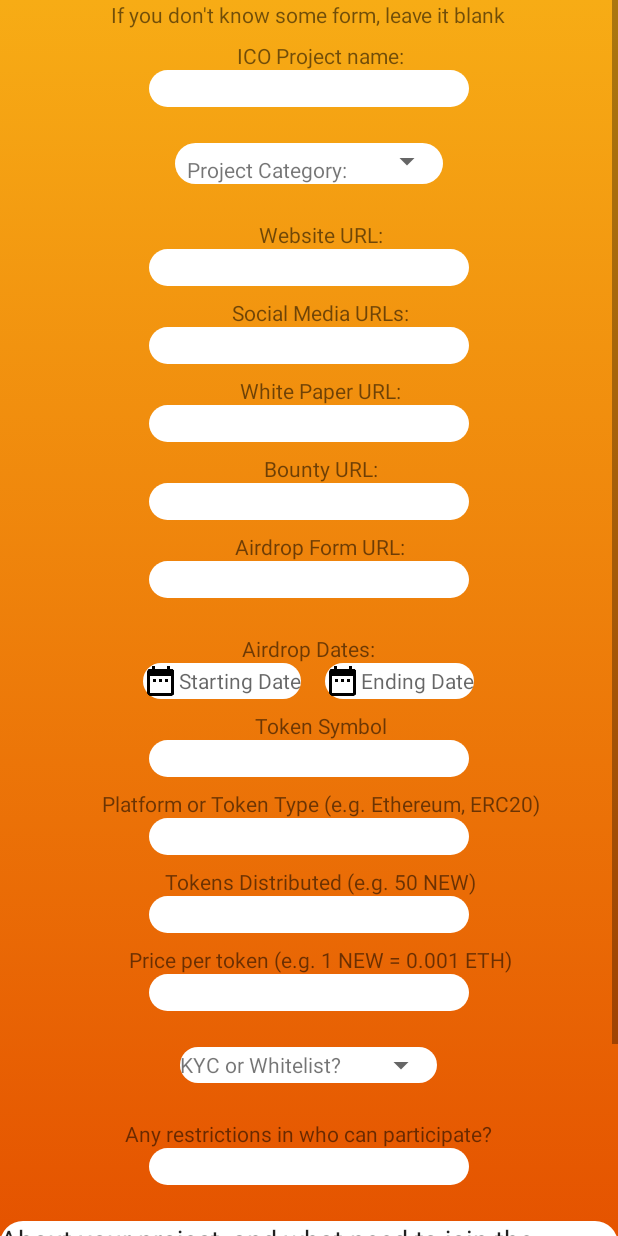
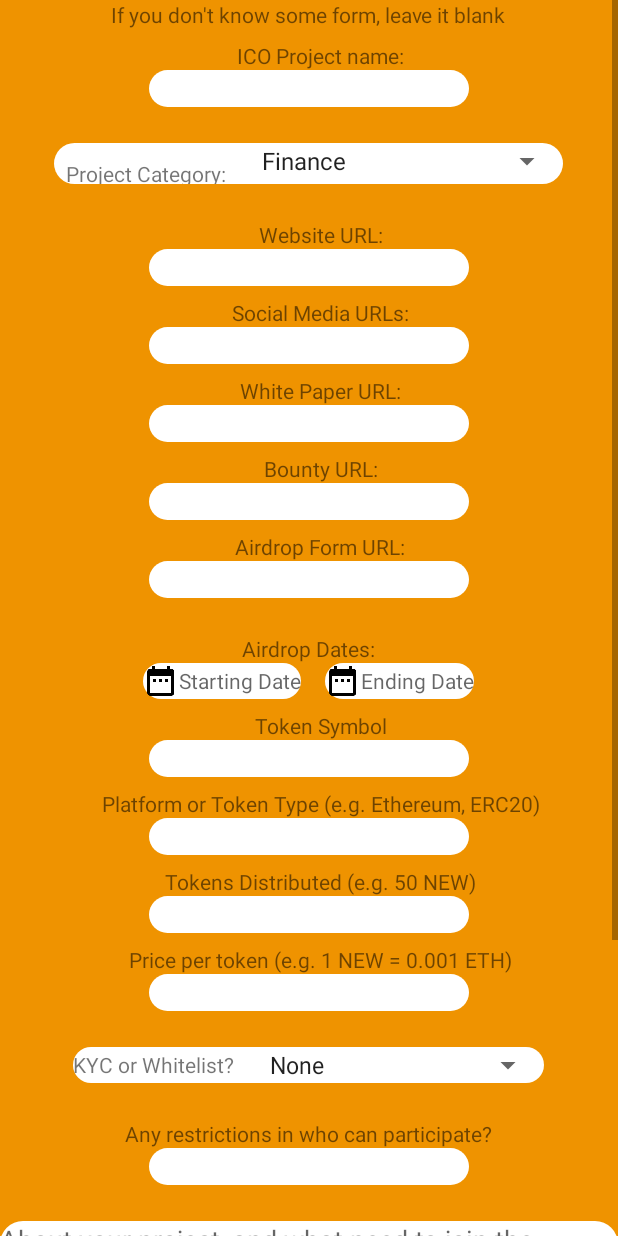
Before and after one commit to ofir-bar/wholecrypto_airdrops, an Android app: the newAirdropForm screen opened directly, with no data from a screen before it, on a phone screen of 412 x 824 dp. Run offline under Robolectric (Android 15) with nearby library versions, the phone set to English and light mode, and no system bars; our stand-ins replace Firebase (no records; nobody signed in at launch, a user with empty details on screens opened directly).

Commit message:
created list airdrop form, the form successfully communicate with firebase -  it sends blank airdrop

```diff
--- a/app/src/main/java/com/wholecrypto/airdrops/newAirdropForm.java
+++ b/app/src/main/java/com/wholecrypto/airdrops/newAirdropForm.java
@@ -3,26 +3,291 @@ package com.wholecrypto.airdrops;
 import android.support.v7.app.AppCompatActivity;
 import android.os.Bundle;
 import android.view.View;
+import android.widget.ArrayAdapter;
+import android.widget.Button;
+import android.widget.CheckBox;
 import android.widget.EditText;
+import android.widget.Spinner;
+import android.widget.Toast;
 
-import com.mukesh.countrypicker.Country;
-import com.mukesh.countrypicker.CountryPicker;
-import com.mukesh.countrypicker.OnCountryPickerListener;
+import com.google.firebase.database.DatabaseReference;
+import com.google.firebase.database.FirebaseDatabase;
 
 public class newAirdropForm extends AppCompatActivity {
+
+
+    //References
+
+
+    //Widgets
+    EditText projectNameRef;
+    Spinner projectCategoryRef;
+    EditText websiteURLRef;
+
+    EditText socialMediaRef;
+    EditText whitePaperRef;
+    EditText bountyRef;
+    EditText airdropFormRef;
+
+    EditText startDateRef;
+    setDate startDateDialog;
+    EditText endDateRef;
+    setDate endDateDialog;
+
+    EditText tokenSymbolRef;
+    EditText platformRef; //e.g. 'ERC20' or 'Ethereum'
+    EditText tokenDistributedRef;
+    EditText pricePerTokenRef;
+
+    Spinner kycOrWhitelistRef;
+
+    EditText restrictionsRef;
+    EditText aboutRef;
+
+    CheckBox premiumRef;
+    CheckBox termsRef;
+
+    //Variables
+
+    String projectName;
+    String projectCategory;
+    String websiteURL;
+
+    String socialMedia;
+    String whitePaper;
+    String bounty;
+    String airdropForm;
+
+    String startDate;
+    String endDate;
+
+    String tokenSymbol;
+    String platform;
+    String tokenDistributed;
+    String pricePerToken;
+
+    String kycOrWhitelist;
+
+    String restrictions;
+    String about;
+
+    boolean isPremium;
+    boolean isTermsApproved;
+
+
+    // Firebase instance variables
+    private FirebaseDatabase aFirebaseDatabase;
+    private DatabaseReference aAirdropsDatabaseReference;
+
 
     @Override
     protected void onCreate(Bundle savedInstanceState) {
         super.onCreate(savedInstanceState);
         setContentView(R.layout.activity_new_airdrop_form);
 
-        EditText startDate = findViewById(R.id.startDate);
-        EditText endDate = findViewById(R.id.endDate);
+        aFirebaseDatabase = FirebaseDatabase.getInstance();
+        aAirdropsDatabaseReference= aFirebaseDatabase.getReference().child("airdrops");
 
-        setDate startDateDialog = new setDate(startDate,this);
-        setDate endDateDialog = new setDate(endDate,this);
+
+        startDateRef = findViewById(R.id.startDate);
+        endDateRef = findViewById(R.id.endDate);
+        startDateDialog = new setDate(startDateRef,this);
+        endDateDialog = new setDate(endDateRef,this);
+
+
+        Spinner projectCategorySpinner = findViewById(R.id.projectCategory);
+// Create an ArrayAdapter using the string array and a default spinner layout
+        ArrayAdapter<CharSequence> projectCategoryAdapter = ArrayAdapter.createFromResource(this,
+                R.array.project_category, android.R.layout.simple_spinner_item);
+// Specify the layout to use when the list of choices appears
+        projectCategoryAdapter.setDropDownViewResource(android.R.layout.simple_spinner_dropdown_item);
+// Apply the adapter to the spinner
+        projectCategorySpinner.setAdapter(projectCategoryAdapter);
+
+
+        Spinner kycOrWhitelistSpinner = findViewById(R.id.kycOrWhitelist);
+        ArrayAdapter<CharSequence> kycOrWhitelistAdapter = ArrayAdapter.createFromResource(this,
+                R.array.kyc_or_whitelist, android.R.layout.simple_spinner_item);
+        kycOrWhitelistAdapter.setDropDownViewResource(android.R.layout.simple_spinner_dropdown_item);
+        kycOrWhitelistSpinner.setAdapter(kycOrWhitelistAdapter);
+
+        Button submitAirdrop = findViewById(R.id.sendAirdrop);
+        submitAirdrop.setOnClickListener(new View.OnClickListener() {
+            @Override
+            public void onClick(View v) {
+                createAirdrop();
+            }
+        });
 
 
 
     }
+
+
+
+    //get data from the user form, create a new airdrop object.
+    //it also launch an in-app purchase flow. if purchase succeed, push airdrop to db for manual inspection.
+
+    private void createAirdrop(){
+
+        //Widgets
+        projectNameRef = findViewById(R.id.icoProjectName);
+        projectCategoryRef = findViewById(R.id.projectCategory);
+        websiteURLRef = findViewById(R.id.websiteURL);
+
+        socialMediaRef = findViewById(R.id.socialMediaURL);
+        whitePaperRef = findViewById(R.id.whitepaperURL);
+        bountyRef = findViewById(R.id.bountyURL);
+        airdropFormRef = findViewById(R.id.airdropFormURL);
+
+        startDateRef = findViewById(R.id.startDate);
+        endDateRef = findViewById(R.id.endDate);
+
+        tokenSymbolRef = findViewById(R.id.tokenSymbol);
+        platformRef = findViewById(R.id.projectPlatform); //e.g. 'ERC20' or 'Ethereum'
+        tokenDistributedRef = findViewById(R.id.tokensDistributed);
+        pricePerTokenRef = findViewById(R.id.pricePerToken);
+
+        kycOrWhitelistRef = findViewById(R.id.kycOrWhitelist);
+
+        restrictionsRef = findViewById(R.id.restrictions);
+        aboutRef = findViewById(R.id.about);
+
+        premiumRef = findViewById(R.id.premium);
+        termsRef = findViewById(R.id.terms);
+
+
+
+
+        //Initialize the forms
+        projectName = projectNameRef.getText().toString();
+        projectCategory = projectCategoryRef.getSelectedItem().toString();
+        websiteURL = websiteURLRef.getText().toString();
+
+        socialMedia = socialMediaRef.getText().toString();
+        whitePaper = whitePaperRef.getText().toString();
+        bounty = bountyRef.getText().toString();
+        airdropForm = airdropFormRef.getText().toString();
+
+        startDate = startDateRef.getText().toString();
+        endDate = endDateRef.getText().toString();
+
+        tokenSymbol = tokenSymbolRef.getText().toString();
+        platform = platformRef.getText().toString(); //e.g. 'ERC20' or 'Ethereum'
+        tokenDistributed = tokenDistributedRef.getText().toString();
+        pricePerToken = pricePerTokenRef.getText().toString();
+
+       kycOrWhitelist = kycOrWhitelistRef.getSelectedItem().toString();
+
+        restrictions = restrictionsRef.getText().toString();
+        about = aboutRef.getText().toString();
+
+        isPremium = premiumRef.isChecked();
+        isTermsApproved = termsRef.isChecked();
+
+        if(checkFormLogicIsValid()){
+            //Create the airdrop object
+            Airdrop newAirdrop = new Airdrop("Success");
+
+            aAirdropsDatabaseReference.push().setValue(newAirdrop);//add a success listener
+            Toast toast = (Toast.makeText(this,"Form Sent Successfully",Toast.LENGTH_SHORT));
+            toast.show();
+
+
+            clearForm();
+
+        }
+
+    }
+
+
+//Check logic for mandatory fields
+    private boolean checkFormLogicIsValid() {
+
+
+        //Check if blank, or contain any unrelevant stuff
+        if (projectName.isEmpty()) {
+            Toast toast = (Toast.makeText(this, "Project Name is empty", Toast.LENGTH_SHORT));
+            toast.show();
+            return false;
+        }
+
+        if(startDate.isEmpty()){
+            Toast toast = (Toast.makeText(this, "Starting Date is empty", Toast.LENGTH_SHORT));
+            toast.show();
+            return false;
+        }
+
+        if (tokenSymbol.isEmpty()) {
+            Toast toast = (Toast.makeText(this, "Token Symbol is empty", Toast.LENGTH_SHORT));
+            toast.show();
+            return false;
+        }
+
+
+        if (tokenDistributed.isEmpty()) {
+            Toast toast = (Toast.makeText(this, "Tokens distributed amount is empty", Toast.LENGTH_SHORT));
+            toast.show();
+            return false;
+        }
+
+        if(pricePerToken.isEmpty()){
+            Toast toast = (Toast.makeText(this, "Price per token is empty", Toast.LENGTH_SHORT));
+            toast.show();
+            return false;
+        }
+
+        //check if description is more than 300 chars or is empty
+        if(about.length() > 300 || about.isEmpty()){
+            Toast toast = (Toast.makeText(this, "Description is empty or exceed 300 characters", Toast.LENGTH_SHORT));
+            toast.show();
+            return false;
+        }
+
+        if (!isTermsApproved) {
+            Toast toast = (Toast.makeText(this, "You must accept the terms of service in order to publish airdrop", Toast.LENGTH_SHORT));
+            toast.show();
+            return false;
+        }
+
+        return true;
+    }
+
+
+
+    private void clearForm(){
+
+        projectNameRef.setText("");
+        projectCategoryRef.setVisibility(View.GONE);
+        projectCategoryRef.setSelection(-1);
+
+        websiteURLRef.setText("");
+
+        socialMediaRef.setText("");
+        whitePaperRef.setText("");
+        bountyRef.setText("");
+        airdropFormRef.setText("");
+
+        startDateRef.setText("");
+        endDateRef.setText("");
+
+        tokenSymbolRef.setText("");
+        platformRef.setText("");
+        tokenDistributedRef.setText("");
+        pricePerTokenRef.setText("");
+
+        kycOrWhitelistRef.setVisibility(View.GONE);
+        kycOrWhitelistRef.setSelection(-1);
+
+        restrictionsRef.setText("");
+        aboutRef.setText("");
+
+        premiumRef.setChecked(false);
+        termsRef.setChecked(false);
+    }
+
+
+
+
+
 }
--- a/app/src/main/res/layout/activity_new_airdrop_form.xml
+++ b/app/src/main/res/layout/activity_new_airdrop_form.xml
@@ -5,7 +5,7 @@
     android:layout_width="match_parent"
     android:layout_height="match_parent"
     tools:context=".newAirdropForm"
-    android:background="@drawable/publish_airdrop_gradient_background">
+    android:background="@color/colorPrimaryDark">
 
 <LinearLayout
     android:layout_width="match_parent"
@@ -28,7 +28,7 @@
             android:layout_gravity="center"
             android:layout_marginTop="8dp"
             android:layout_marginStart="8dp"
-            android:id="@+id/icoProjectName"
+            android:id="@+id/icoProjectNameHeader"
             android:layout_width="wrap_content"
             android:layout_height="wrap_content"
             android:text="@string/ico_name" />
@@ -36,7 +36,7 @@
         <EditText
             android:background="@drawable/rounded_edittext"
             android:layout_gravity="center"
-            android:id="@+id/icoProjectNameText"
+            android:id="@+id/icoProjectName"
             android:layout_width="wrap_content"
             android:layout_height="wrap_content"
             android:ems="10"
@@ -56,14 +56,14 @@
         <TextView
             android:layout_marginTop="8dp"
             android:layout_marginStart="8dp"
-            android:id="@+id/categoryText"
+            android:id="@+id/projectCategoryHeader"
             android:layout_width="wrap_content"
             android:layout_height="wrap_content"
             android:text="@string/project_category" />
 
         <Spinner
             android:layout_marginStart="16dp"
-            android:id="@+id/category"
+            android:id="@+id/projectCategory"
             android:layout_width="wrap_content"
             android:layout_height="wrap_content" />
 
@@ -76,7 +76,7 @@
             android:layout_gravity="center"
             android:layout_marginTop="24dp"
             android:layout_marginStart="8dp"
-            android:id="@+id/websiteURL"
+            android:id="@+id/websiteURLHeader"
             android:layout_width="wrap_content"
             android:layout_height="wrap_content"
             android:text="@string/website_url"/>
@@ -84,7 +84,7 @@
         <EditText
             android:background="@drawable/rounded_edittext"
             android:layout_gravity="center"
-            android:id="@+id/websiteURLText"
+            android:id="@+id/websiteURL"
             android:layout_width="wrap_content"
             android:layout_height="wrap_content"
             android:ems="10"
@@ -97,7 +97,7 @@
         android:layout_gravity="center"
         android:layout_marginTop="8dp"
             android:layout_marginStart="8dp"
-            android:id="@+id/socialMediaURL"
+            android:id="@+id/socialMediaURLHeader"
             android:layout_width="wrap_content"
             android:layout_height="wrap_content"
             android:text="@string/social_media_url" />
@@ -105,7 +105,7 @@
         <EditText
             android:background="@drawable/rounded_edittext"
             android:layout_gravity="center"
-            android:id="@+id/socialMediaURLText"
+            android:id="@+id/socialMediaURL"
             android:layout_width="wrap_content"
             android:layout_height="wrap_content"
             android:ems="10"
@@ -119,7 +119,7 @@
             android:layout_gravity="center"
             android:layout_marginTop="8dp"
             android:layout_marginStart="8dp"
-            android:id="@+id/whitepaperURL"
+            android:id="@+id/whitepaperURLHeader"
             android:layout_width="wrap_content"
             android:layout_height="wrap_content"
             android:text="@string/white_paper_url"/>
@@ -127,7 +127,7 @@
         <EditText
             android:background="@drawable/rounded_edittext"
             android:layout_gravity="center"
-            android:id="@+id/whitepaperURLText"
+            android:id="@+id/whitepaperURL"
             android:layout_width="wrap_content"
             android:layout_height="wrap_content"
             android:ems="10"
@@ -140,7 +140,7 @@
             android:layout_gravity="center"
             android:layout_marginTop="8dp"
             android:layout_marginStart="8dp"
-            android:id="@+id/bountyURLText"
+            android:id="@+id/bountyURLHeader"
             android:layout_width="wrap_content"
             android:layout_height="wrap_content"
             android:text="@string/bounty_url"/>
@@ -161,7 +161,7 @@
         android:layout_gravity="center"
         android:layout_marginTop="8dp"
         android:layout_marginStart="8dp"
-        android:id="@+id/airdropFormURLText"
+        android:id="@+id/airdropFormURLHeader"
         android:layout_width="wrap_content"
         android:layout_height="wrap_content"
         android:text="@string/airdrop_form_url"/>
@@ -181,7 +181,7 @@
     <TextView
         android:layout_marginTop="24dp"
         android:layout_gravity="center"
-        android:id="@+id/airdropDatesText"
+        android:id="@+id/airdropDateHeader"
         android:layout_width="wrap_content"
         android:layout_height="wrap_content"
         android:text="@string/airdrop_dates"/>
@@ -221,10 +221,10 @@
         android:layout_gravity="center"
         android:layout_marginTop="8dp"
         android:layout_marginStart="8dp"
-        android:id="@+id/tokenSymbolText"
+        android:id="@+id/tokenSymbolHeader"
         android:layout_width="wrap_content"
         android:layout_height="wrap_content"
-        android:text="@string/token_symbol"/>
+        android:text="@string/token_symbol" />
 
     <EditText
         android:background="@drawable/rounded_edittext"
@@ -233,7 +233,8 @@
         android:layout_width="wrap_content"
         android:layout_height="wrap_content"
         android:ems="10"
-        android:inputType="textUri"/>
+        android:inputType="textCapCharacters"
+        android:textAllCaps="true"/>
     <!-- Token Symbol -->
 
 
@@ -243,7 +244,7 @@
         android:layout_gravity="center"
         android:layout_marginTop="8dp"
         android:layout_marginStart="8dp"
-        android:id="@+id/projectPlatformText"
+        android:id="@+id/projectPlatformHeader"
         android:layout_width="wrap_content"
         android:layout_height="wrap_content"
         android:text="@string/project_platform"/>
@@ -262,13 +263,13 @@
 
 
 
-    <!-- Token distributed -->
+    <!-- Token distributed Amount -->
 
     <TextView
         android:layout_gravity="center"
         android:layout_marginTop="8dp"
         android:layout_marginStart="8dp"
-        android:id="@+id/tokenAmountText"
+        android:id="@+id/tokensDistributedHeader"
         android:layout_width="wrap_content"
         android:layout_height="wrap_content"
         android:text="@string/token_amount"/>
@@ -276,12 +277,13 @@
         <EditText
             android:layout_gravity="center"
             android:background="@drawable/rounded_edittext"
-            android:id="@+id/tokenAmount"
+            android:id="@+id/tokensDistributed"
             android:layout_width="wrap_content"
             android:layout_height="wrap_content"
             android:ems="10"
+            android:inputType="numberDecimal"
             />
-    <!-- Token distributed -->
+    <!-- Token distributed Amount -->
 
 
 
@@ -291,7 +293,7 @@
         android:layout_gravity="center"
         android:layout_marginTop="8dp"
         android:layout_marginStart="8dp"
-        android:id="@+id/pricePerTokenText"
+        android:id="@+id/pricePerTokenHeader"
         android:layout_width="wrap_content"
         android:layout_height="wrap_content"
         android:text="@string/price_per_token"/>
@@ -303,6 +305,7 @@
         android:layout_width="wrap_content"
         android:layout_height="wrap_content"
         android:ems="10"
+        android:inputType="numberDecimal"
         />
     <!-- Price Per Token -->
 
@@ -321,7 +324,7 @@
             android:layout_width="wrap_content"
             android:layout_height="wrap_content"
             android:text="@string/kyc_or_whitelist"
-            android:id="@+id/kycOrWhitelistText"/>
+            android:id="@+id/kycOrWhitelistHeader"/>
 
         <Spinner
             android:layout_gravity="center"
@@ -341,7 +344,7 @@
             android:layout_gravity="center"
             android:layout_width="wrap_content"
             android:layout_height="wrap_content"
-            android:id="@+id/restrictionsText"
+            android:id="@+id/restrictionsHeader"
             android:text="@string/restrictions"/>
 
         <EditText
@@ -358,22 +361,19 @@
     <EditText
         android:layout_marginTop="24dp"
         android:background="@drawable/rounded_edittext"
-        android:layout_gravity="center"
         android:id="@+id/about"
+        android:gravity="start"
         android:layout_width="match_parent"
-        android:layout_height="wrap_content"
-        android:text="@string/about"
-        android:ems="10"
+        android:layout_height="150dp"
+        android:hint="@string/about"
         android:inputType="textMultiLine" />
     <!-- About -->
 
 
     <!-- is Premium ? -->
-    <Switch
-        android:layout_gravity="center"
+    <CheckBox
         android:layout_marginTop="8dp"
-        android:layout_marginStart="8dp"
-        android:id="@+id/isPremiumSwitch"
+        android:id="@+id/premium"
         android:layout_width="wrap_content"
         android:layout_height="wrap_content"
         android:text="@string/is_premium"/>
@@ -381,16 +381,18 @@
 
 
     <CheckBox
-        android:id="@+id/checkBox"
+        android:id="@+id/terms"
         android:layout_width="match_parent"
         android:layout_height="wrap_content"
-        android:text="I accept the Terms of Service" />
+        android:text="I accept the Terms &amp; Conditions" />
 
 
     <Button
+        android:id="@+id/sendAirdrop"
         android:layout_width="wrap_content"
         android:layout_height="wrap_content"
         android:layout_gravity="center"
+        android:background="@drawable/rounded_edittext"
         android:text="Send"/>
 
 
--- a/app/src/main/res/values/strings.xml
+++ b/app/src/main/res/values/strings.xml
@@ -114,8 +114,47 @@
     <string name="restrictions">Any restrictions in who can participate?</string>
     <string name="about">About your project, and what need to join the airdrop</string>
 
+    <string-array name="project_category">
 
+        <item> Finance </item>
+        <item>Payments/Wallets</item>
+        <item>Commerce/Retail</item>
+        <item>Asset Management</item>
+        <item>Blockchain Platform</item>
+        <item>Data/Computing/AI</item>
+        <item>Gaming/AR/VR</item>
+        <item>Betting/Gambling</item>
+        <item>Media/Content</item>
+        <item>Prediction Market</item>
+        <item>Entertainment</item>
+        <item>IoT</item>
+        <item>Drugs/Health</item>
+        <item>Security/Identity</item>
+        <item>Funding/VC</item>
+        <item>Content/Advertising</item>
+        <item>Jobs/Marketplace</item>
+        <item>Real Estate</item>
+        <item>Network/Communications</item>
+        <item>Industry/Logistics</item>
+        <item>Social Network</item>
+        <item>Transportation</item>
+        <item>Energy/Utilities</item>
+        <item>Crypto Mining</item>
+        <item>Education</item>
+        <item>Insurance</item>
+        <item>Management Systems</item>
+        <item>Travel</item>
+        <item>Music/Arts</item>
+        <item>Sports</item>
 
+    </string-array>
+
+    <string-array name="kyc_or_whitelist">
+        <item>None</item>
+        <item>KYC and Whitelist</item>
+        <item>KYC only</item>
+        <item>Whitelist only</item>
+    </string-array>
 
 
 
```
Also changed, not shown: app/src/main/java/com/wholecrypto/airdrops/Airdrop.java (+5 -84 lines).
